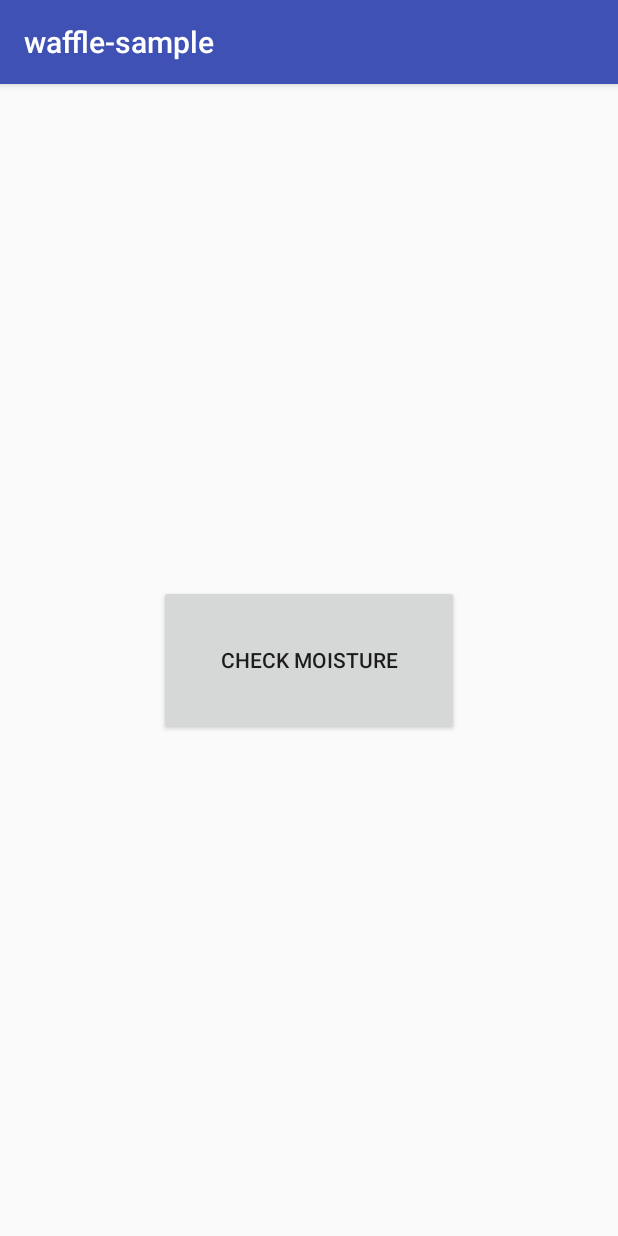
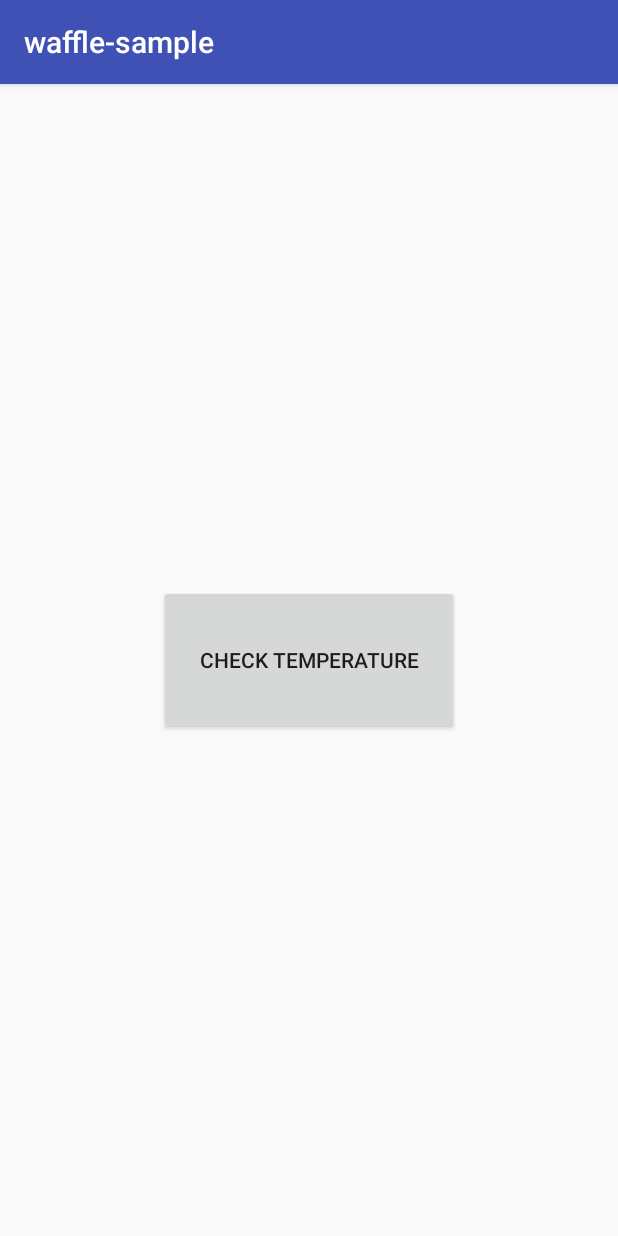
Before and after one commit to shanonim/waffle-android, an Android app: the screen it shows after launch (MainActivity), on a phone screen of 412 x 824 dp. Run offline under Robolectric (Android 15) with nearby library versions, the phone set to English and light mode, and no system bars.

Commit message:
😉 [update] change mode to using moisture-sensor

```diff
--- a/app/src/main/java/com/shanonim/waffle_sample/MainActivity.java
+++ b/app/src/main/java/com/shanonim/waffle_sample/MainActivity.java
@@ -2,11 +2,9 @@ package com.shanonim.waffle_sample;
 
 import android.os.Bundle;
 import android.os.Handler;
-import android.support.v4.content.ContextCompat;
 import android.support.v7.app.AppCompatActivity;
 import android.view.View;
 import android.widget.Button;
-import android.widget.RelativeLayout;
 import android.widget.TextView;
 
 import com.physicaloid.lib.Physicaloid;
@@ -17,9 +15,11 @@ import java.io.UnsupportedEncodingException;
 public class MainActivity extends AppCompatActivity {
 
     String mValue;
-    RelativeLayout mLayout;
-    TextView mTextViewSerialValue;
-    TextView mTextViewMessage;
+    String mHumidity;
+    String mTemperature;
+    TextView mTextViewInformation;
+    TextView mTextViewHumidity;
+    TextView mTextViewTemperature;
     Button mButton;
     Handler mHandler;
     Physicaloid mPhysicaloid;
@@ -29,9 +29,9 @@ public class MainActivity extends AppCompatActivity {
         super.onCreate(savedInstanceState);
         setContentView(R.layout.activity_main);
 
-        mLayout = (RelativeLayout) findViewById(R.id.layout_main_activity);
-        mTextViewSerialValue = (TextView) findViewById(R.id.text_view_serial_data);
-        mTextViewMessage = (TextView) findViewById(R.id.text_view_message);
+        mTextViewInformation = (TextView) findViewById(R.id.text_view_information);
+        mTextViewHumidity = (TextView) findViewById(R.id.text_view_humidity);
+        mTextViewTemperature = (TextView) findViewById(R.id.text_view_temperature);
         mButton = (Button) findViewById(R.id.button_main);
 
         if (mButton != null) {
@@ -58,13 +58,12 @@ public class MainActivity extends AppCompatActivity {
     public void readValue() {
         if (!mPhysicaloid.isOpened()) {
             if (mPhysicaloid.open()) {
-                mTextViewSerialValue.setText("open.");
+                mTextViewInformation.setVisibility(View.GONE);
                 mButton.setText("Stop");
 
-                mPhysicaloid.addReadListener(new ReadLisener() { // リスナー登録
-
+                mPhysicaloid.addReadListener(new ReadLisener() {
                     @Override
-                    public void onRead(int size) { // Androidでシリアル文字を受信したらコールバックが発生
+                    public void onRead(int size) {
                         byte[] buf = new byte[size];
 
                         mPhysicaloid.read(buf, size);
@@ -75,47 +74,26 @@ public class MainActivity extends AppCompatActivity {
                         }
 
                         Integer num = decodePacket(buf);
-                        mValue = String.valueOf(num); // 数字をString型へ変換
-                        mHandler.post(new Runnable() { // UIスレッドへ書き込む場合ハンドラを使う
+                        mValue = String.valueOf(num);
+                        separateString(mValue);
+
+                        mHandler.post(new Runnable() {
                             @Override
                             public void run() {
-                                mTextViewSerialValue.setText(mValue);
-                                changeMessageAndBackgroundColor(mValue);
+                                mTextViewHumidity.setText(mHumidity);
+                                mTextViewTemperature.setText(mTemperature);
                             }
                         });
                     }
                 });
 
             } else {
-                mTextViewSerialValue.setText("waiting open..");
+                mTextViewInformation.setVisibility(View.VISIBLE);
+                mTextViewInformation.setText("waiting open..");
             }
         } else {
             mPhysicaloid.close();
             mButton.setText("Start");
-        }
-    }
-
-    private void changeMessageAndBackgroundColor(String value) {
-        int intValue = Integer.valueOf(value);
-        if (intValue < 0) {
-            // TODO: error handling
-            return;
-        } else if (intValue == 0) {
-            // on the air.
-            mTextViewMessage.setText("待機中です");
-            mLayout.setBackgroundColor(ContextCompat.getColor(this, R.color.white));
-        } else if (0 < intValue && intValue < 400) {
-            // dry.
-            mTextViewMessage.setText("土が乾いてきました");
-            mLayout.setBackgroundColor(ContextCompat.getColor(this, R.color.colorDry));
-        } else if (400 <= intValue && intValue < 600) {
-            // it seems good.
-            mTextViewMessage.setText("ちょうどいい湿度です");
-            mLayout.setBackgroundColor(ContextCompat.getColor(this, R.color.colorGood));
-        } else if (600 <= intValue && intValue < 1000) {
-            // too much moisture.
-            mTextViewMessage.setText("水が多すぎます");
-            mLayout.setBackgroundColor(ContextCompat.getColor(this, R.color.colorTooMuchMoisture));
         }
     }
 
@@ -142,4 +120,8 @@ public class MainActivity extends AppCompatActivity {
         }
         return -1;
     }
+
+    private void separateString(String string) {
+        // TODO
+    }
 }
--- a/app/src/main/res/layout/activity_main.xml
+++ b/app/src/main/res/layout/activity_main.xml
@@ -11,24 +11,35 @@
     tools:context="com.shanonim.waffle_sample.MainActivity">
 
     <TextView
-        android:id="@+id/text_view_serial_data"
+        android:id="@+id/text_view_information"
         android:layout_width="wrap_content"
         android:layout_height="wrap_content"
         android:layout_centerHorizontal="true"
         android:layout_marginTop="30dp"
         android:textColor="@android:color/black"
-        android:textSize="70dp"
-        tools:text="500" />
+        tools:text="information" />
 
     <TextView
-        android:id="@+id/text_view_message"
+        android:id="@+id/text_view_humidity"
         android:layout_width="wrap_content"
         android:layout_height="wrap_content"
-        android:layout_below="@+id/text_view_serial_data"
+        android:layout_below="@+id/text_view_information"
         android:layout_centerHorizontal="true"
-        android:layout_marginTop="10dp"
+        android:layout_marginTop="30dp"
+        android:textColor="@android:color/black"
         android:textSize="20dp"
-        tools:text="ちょうどいい水加減です" />
+        tools:text="current humidity = 20.0%" />
+
+    <TextView
+        android:id="@+id/text_view_temperature"
+        android:layout_width="wrap_content"
+        android:layout_height="wrap_content"
+        android:layout_below="@+id/text_view_humidity"
+        android:layout_centerHorizontal="true"
+        android:layout_marginTop="30dp"
+        android:textColor="@android:color/black"
+        android:textSize="20dp"
+        tools:text="temperature = 25.0℃" />
 
     <Button
         android:id="@+id/button_main"
@@ -37,6 +48,6 @@
         android:layout_centerInParent="true"
         android:width="200dp"
         android:height="100dp"
-        android:text="check moisture" />
+        android:text="check temperature" />
 
 </RelativeLayout>
```
